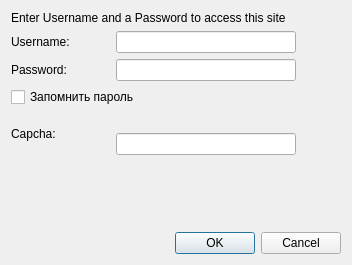
This is profjilcom_cabinet/authenticationdialog.ui in 0valse/experiments as Qt 5 draws it before an edit. The edited form follows.
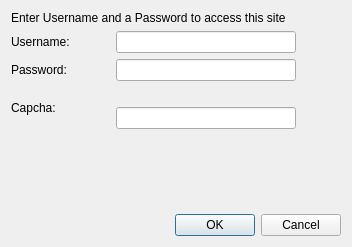
This is the edited form. Icons and pictures are not drawn.

Patch:
```diff
--- a/profjilcom_cabinet/authenticationdialog.ui
+++ b/profjilcom_cabinet/authenticationdialog.ui
@@ -7,7 +7,7 @@
     <x>0</x>
     <y>0</y>
     <width>352</width>
-    <height>265</height>
+    <height>247</height>
    </rect>
   </property>
   <property name="windowTitle">
@@ -160,13 +160,6 @@
          </item>
         </layout>
        </item>
-       <item>
-        <widget class="QCheckBox" name="savepass_checkBox">
-         <property name="text">
-          <string>Запомнить пароль</string>
-         </property>
-        </widget>
-       </item>
        <item>
         <layout class="QHBoxLayout" name="horizontalLayout_3">
          <item>
```
